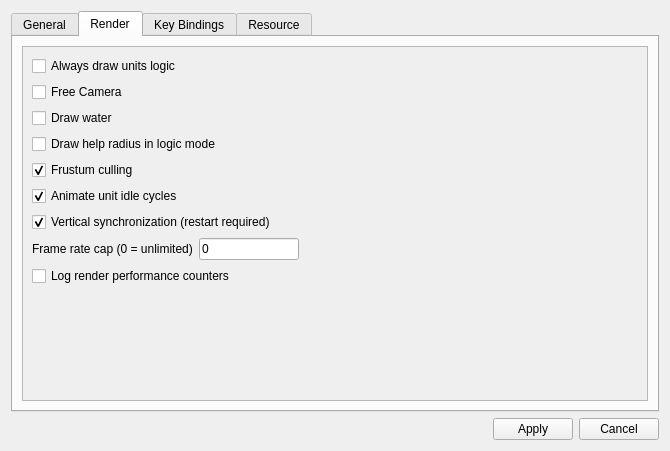
Samolleg/ataman-mp, file source/app/settings.ui: the form before one commit.
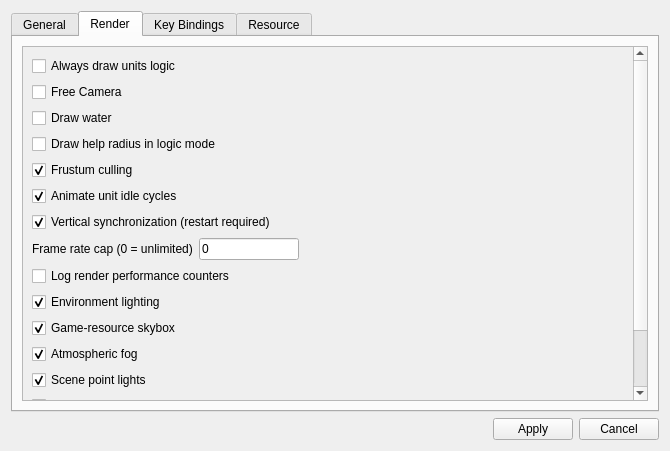
The form after the commit. The open tabs and pages were chosen to show the change.

Commit message: Prototype resource environment lighting and shadows

What changed in the file:
```diff
--- a/source/app/settings.ui
+++ b/source/app/settings.ui
@@ -443,6 +443,61 @@
              </property>
             </widget>
            </item>
+           <item>
+            <widget class="QCheckBox" name="environmentLighting">
+             <property name="text"><string>Environment lighting</string></property>
+             <property name="toolTip"><string>Uses the active MOB ambient, sunlight, and time values for terrain and objects.</string></property>
+             <property name="checked"><bool>true</bool></property>
+            </widget>
+           </item>
+           <item>
+            <widget class="QCheckBox" name="drawSkybox">
+             <property name="text"><string>Game-resource skybox</string></property>
+             <property name="toolTip"><string>Draws sky00 through sky05 from the selected resource profile.</string></property>
+             <property name="checked"><bool>true</bool></property>
+            </widget>
+           </item>
+           <item>
+            <widget class="QCheckBox" name="renderFog">
+             <property name="text"><string>Atmospheric fog</string></property>
+             <property name="checked"><bool>true</bool></property>
+            </widget>
+           </item>
+           <item>
+            <widget class="QCheckBox" name="renderSceneLights">
+             <property name="text"><string>Scene point lights</string></property>
+             <property name="toolTip"><string>Uses visible MOB light position, range, and color values.</string></property>
+             <property name="checked"><bool>true</bool></property>
+            </widget>
+           </item>
+           <item>
+            <widget class="QCheckBox" name="renderShadows">
+             <property name="text"><string>Sun and object shadows</string></property>
+             <property name="toolTip"><string>Uses a batched shadow map and respects the MOB Is shadow field. Disable for compatibility or performance.</string></property>
+             <property name="checked"><bool>true</bool></property>
+            </widget>
+           </item>
+           <item>
+            <widget class="QCheckBox" name="overrideWorldTime">
+             <property name="text"><string>Preview time override</string></property>
+             <property name="toolTip"><string>Overrides the active MOB time for viewport preview only; it does not edit the map.</string></property>
+            </widget>
+           </item>
+           <item>
+            <layout class="QHBoxLayout" name="renderTimeOfDayLayout">
+             <item><widget class="QLabel" name="renderTimeOfDayLabel"><property name="text"><string>Time of day (00:00–24:00)</string></property></widget></item>
+             <item>
+              <widget class="QSlider" name="renderTimeOfDay">
+               <property name="minimum"><number>0</number></property>
+               <property name="maximum"><number>2400</number></property>
+               <property name="singleStep"><number>10</number></property>
+               <property name="pageStep"><number>100</number></property>
+               <property name="value"><number>1200</number></property>
+               <property name="orientation"><enum>Qt::Horizontal</enum></property>
+              </widget>
+             </item>
+            </layout>
+           </item>
            <item>
             <spacer name="verticalSpacer">
              <property name="orientation">
```
The commit also changes 22 other files.
